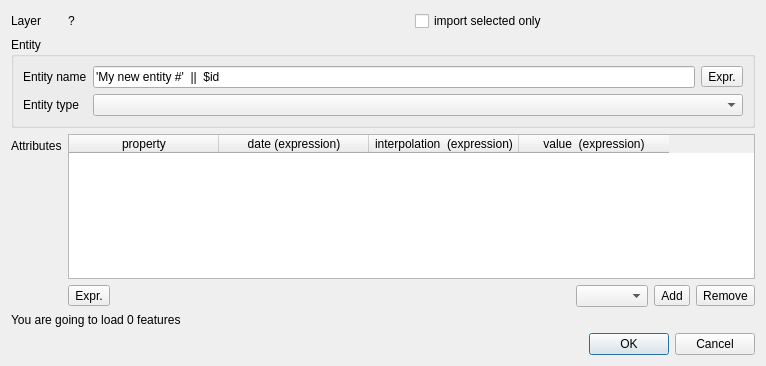
First picture: the form in ui/loaddata.ui, repository dhlab-epfl/GlobalAtlas-qgis, before the edit.
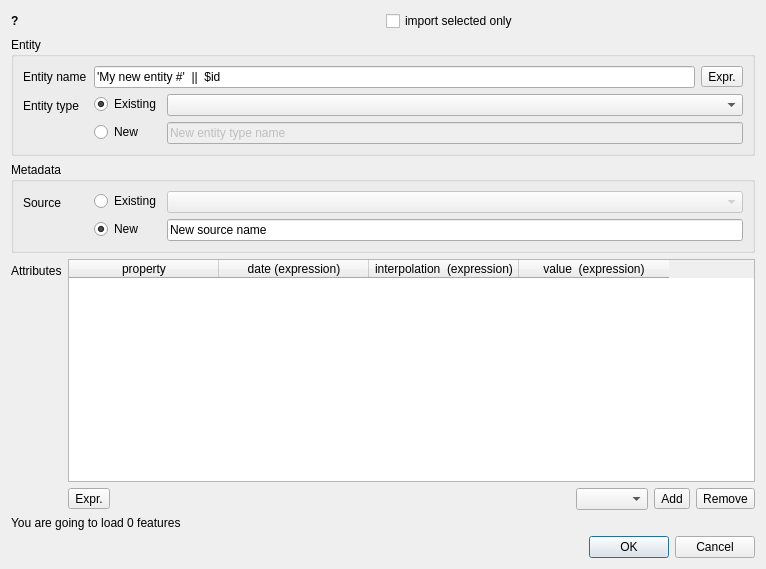
Second picture: the form after the edit.

Diff of the .ui file:
```diff
--- a/ui/loaddata.ui
+++ b/ui/loaddata.ui
@@ -7,90 +7,21 @@
     <x>0</x>
     <y>0</y>
     <width>766</width>
-    <height>366</height>
+    <height>569</height>
    </rect>
   </property>
   <property name="windowTitle">
    <string>Dialog</string>
   </property>
   <layout class="QFormLayout" name="formLayout">
-   <item row="0" column="0">
-    <widget class="QLabel" name="label_4">
-     <property name="text">
-      <string>Layer</string>
-     </property>
-    </widget>
-   </item>
-   <item row="0" column="1">
-    <layout class="QHBoxLayout" name="horizontalLayout_3">
-     <item>
-      <widget class="QLabel" name="layerNameLabel">
-       <property name="text">
-        <string>?</string>
-       </property>
-      </widget>
-     </item>
-     <item>
-      <widget class="QCheckBox" name="selectionOnlyCheckBox">
-       <property name="text">
-        <string>import selected only</string>
-       </property>
-      </widget>
-     </item>
-    </layout>
-   </item>
-   <item row="1" column="0" colspan="2">
-    <widget class="QGroupBox" name="groupBox">
-     <property name="title">
-      <string>Entity</string>
-     </property>
-     <layout class="QFormLayout" name="formLayout_2">
-      <item row="0" column="0">
-       <widget class="QLabel" name="label">
-        <property name="text">
-         <string>Entity name</string>
-        </property>
-       </widget>
-      </item>
-      <item row="0" column="1">
-       <layout class="QHBoxLayout" name="horizontalLayout_2">
-        <item>
-         <widget class="QLineEdit" name="entityNameLineEdit">
-          <property name="text">
-           <string>'My new entity #'  ||  $id </string>
-          </property>
-         </widget>
-        </item>
-        <item>
-         <widget class="QToolButton" name="entityExpressionButton">
-          <property name="text">
-           <string>Expr.</string>
-          </property>
-         </widget>
-        </item>
-       </layout>
-      </item>
-      <item row="1" column="0">
-       <widget class="QLabel" name="label_2">
-        <property name="text">
-         <string>Entity type</string>
-        </property>
-       </widget>
-      </item>
-      <item row="1" column="1">
-       <widget class="QComboBox" name="entityTypeComboBox"/>
-      </item>
-     </layout>
-    </widget>
-   </item>
-   <item row="2" column="0">
+   <item row="3" column="0">
     <widget class="QLabel" name="label_3">
      <property name="text">
       <string>Attributes</string>
      </property>
     </widget>
    </item>
-   <item row="2" column="1">
+   <item row="3" column="1">
     <layout class="QVBoxLayout" name="verticalLayout">
      <item>
       <widget class="QTableWidget" name="attributesTableWidget">
@@ -165,14 +96,14 @@
      </item>
     </layout>
    </item>
-   <item row="9" column="0" colspan="2">
+   <item row="10" column="0" colspan="2">
     <widget class="QLabel" name="featureCountLabel">
      <property name="text">
       <string>You are going to load 0 features</string>
      </property>
     </widget>
    </item>
-   <item row="11" column="0" colspan="2">
+   <item row="12" column="0" colspan="2">
     <widget class="QDialogButtonBox" name="buttonBox">
      <property name="orientation">
       <enum>Qt::Horizontal</enum>
@@ -182,6 +113,243 @@
      </property>
     </widget>
    </item>
+   <item row="2" column="0" colspan="2">
+    <widget class="QGroupBox" name="groupBox_2">
+     <property name="title">
+      <string>Metadata</string>
+     </property>
+     <layout class="QFormLayout" name="formLayout_3">
+      <item row="0" column="1">
+       <layout class="QFormLayout" name="formLayout_5">
+        <item row="1" column="1">
+         <widget class="QLineEdit" name="sourceLineEdit">
+          <property name="enabled">
+           <bool>true</bool>
+          </property>
+          <property name="text">
+           <string>New source name</string>
+          </property>
+         </widget>
+        </item>
+        <item row="1" column="0">
+         <widget class="QRadioButton" name="sourceNewRadioButton">
+          <property name="sizePolicy">
+           <sizepolicy hsizetype="Fixed" vsizetype="Fixed">
+            <horstretch>0</horstretch>
+            <verstretch>0</verstretch>
+           </sizepolicy>
+          </property>
+          <property name="minimumSize">
+           <size>
+            <width>60</width>
+            <height>0</height>
+           </size>
+          </property>
+          <property name="text">
+           <string>New</string>
+          </property>
+          <property name="checked">
+           <bool>true</bool>
+          </property>
+         </widget>
+        </item>
+        <item row="0" column="0">
+         <widget class="QRadioButton" name="sourceExistingRadioButton">
+          <property name="sizePolicy">
+           <sizepolicy hsizetype="Fixed" vsizetype="Fixed">
+            <horstretch>0</horstretch>
+            <verstretch>0</verstretch>
+           </sizepolicy>
+          </property>
+          <property name="minimumSize">
+           <size>
+            <width>60</width>
+            <height>0</height>
+           </size>
+          </property>
+          <property name="text">
+           <string>Existing</string>
+          </property>
+          <property name="checked">
+           <bool>false</bool>
+          </property>
+         </widget>
+        </item>
+        <item row="0" column="1">
+         <widget class="QComboBox" name="sourceComboBox">
+          <property name="enabled">
+           <bool>false</bool>
+          </property>
+         </widget>
+        </item>
+       </layout>
+      </item>
+      <item row="0" column="0">
+       <widget class="QLabel" name="label_5">
+        <property name="sizePolicy">
+         <sizepolicy hsizetype="Fixed" vsizetype="Preferred">
+          <horstretch>0</horstretch>
+          <verstretch>0</verstretch>
+         </sizepolicy>
+        </property>
+        <property name="minimumSize">
+         <size>
+          <width>65</width>
+          <height>0</height>
+         </size>
+        </property>
+        <property name="text">
+         <string>Source</string>
+        </property>
+       </widget>
+      </item>
+     </layout>
+    </widget>
+   </item>
+   <item row="1" column="0" colspan="2">
+    <widget class="QGroupBox" name="groupBox">
+     <property name="title">
+      <string>Entity</string>
+     </property>
+     <layout class="QFormLayout" name="formLayout_2">
+      <item row="0" column="0">
+       <widget class="QLabel" name="label">
+        <property name="sizePolicy">
+         <sizepolicy hsizetype="Fixed" vsizetype="Preferred">
+          <horstretch>0</horstretch>
+          <verstretch>0</verstretch>
+         </sizepolicy>
+        </property>
+        <property name="minimumSize">
+         <size>
+          <width>65</width>
+          <height>0</height>
+         </size>
+        </property>
+        <property name="text">
+         <string>Entity name</string>
+        </property>
+       </widget>
+      </item>
+      <item row="0" column="1">
+       <layout class="QHBoxLayout" name="horizontalLayout_2">
+        <item>
+         <widget class="QLineEdit" name="entityNameLineEdit">
+          <property name="text">
+           <string>'My new entity #'  ||  $id </string>
+          </property>
+         </widget>
+        </item>
+        <item>
+         <widget class="QToolButton" name="entityExpressionButton">
+          <property name="text">
+           <string>Expr.</string>
+          </property>
+         </widget>
+        </item>
+       </layout>
+      </item>
+      <item row="2" column="1">
+       <layout class="QFormLayout" name="formLayout_4">
+        <item row="0" column="0">
+         <widget class="QRadioButton" name="entityExistingRadioButton">
+          <property name="sizePolicy">
+           <sizepolicy hsizetype="Fixed" vsizetype="Fixed">
+            <horstretch>0</horstretch>
+            <verstretch>0</verstretch>
+           </sizepolicy>
+          </property>
+          <property name="minimumSize">
+           <size>
+            <width>60</width>
+            <height>0</height>
+           </size>
+          </property>
+          <property name="text">
+           <string>Existing</string>
+          </property>
+          <property name="checked">
+           <bool>true</bool>
+          </property>
+         </widget>
+        </item>
+        <item row="0" column="1">
+         <widget class="QComboBox" name="entityTypeComboBox"/>
+        </item>
+        <item row="1" column="0">
+         <widget class="QRadioButton" name="entityNewRadioButton">
+          <property name="sizePolicy">
+           <sizepolicy hsizetype="Fixed" vsizetype="Fixed">
+            <horstretch>0</horstretch>
+            <verstretch>0</verstretch>
+           </sizepolicy>
+          </property>
+          <property name="minimumSize">
+           <size>
+            <width>60</width>
+            <height>0</height>
+           </size>
+          </property>
+          <property name="text">
+           <string>New</string>
+          </property>
+         </widget>
+        </item>
+        <item row="1" column="1">
+         <widget class="QLineEdit" name="entityTypeLineEdit">
+          <property name="enabled">
+           <bool>false</bool>
+          </property>
+          <property name="text">
+           <string>New entity type name</string>
+          </property>
+         </widget>
+        </item>
+       </layout>
+      </item>
+      <item row="2" column="0">
+       <widget class="QLabel" name="label_2">
+        <property name="sizePolicy">
+         <sizepolicy hsizetype="Fixed" vsizetype="Preferred">
+          <horstretch>0</horstretch>
+          <verstretch>0</verstretch>
+         </sizepolicy>
+        </property>
+        <property name="minimumSize">
+         <size>
+          <width>65</width>
+          <height>0</height>
+         </size>
+        </property>
+        <property name="text">
+         <string>Entity type</string>
+        </property>
+       </widget>
+      </item>
+     </layout>
+    </widget>
+   </item>
+   <item row="0" column="0" colspan="2">
+    <layout class="QHBoxLayout" name="horizontalLayout_3">
+     <item>
+      <widget class="QLabel" name="layerNameLabel">
+       <property name="styleSheet">
+        <string notr="true">font: bold;</string>
+       </property>
+       <property name="text">
+        <string>?</string>
+       </property>
+      </widget>
+     </item>
+     <item>
+      <widget class="QCheckBox" name="selectionOnlyCheckBox">
+       <property name="text">
+        <string>import selected only</string>
+       </property>
+      </widget>
+     </item>
+    </layout>
+   </item>
   </layout>
  </widget>
  <resources/>
```
Left out of the diff: 64 changed lines with no effect on the pictures.
